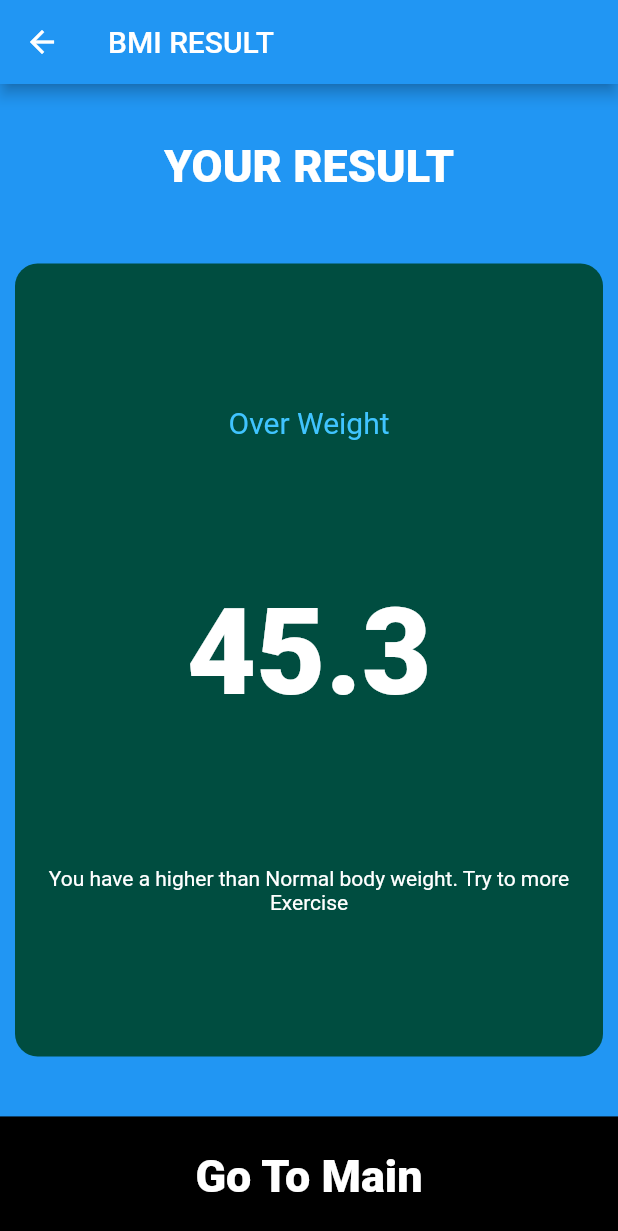
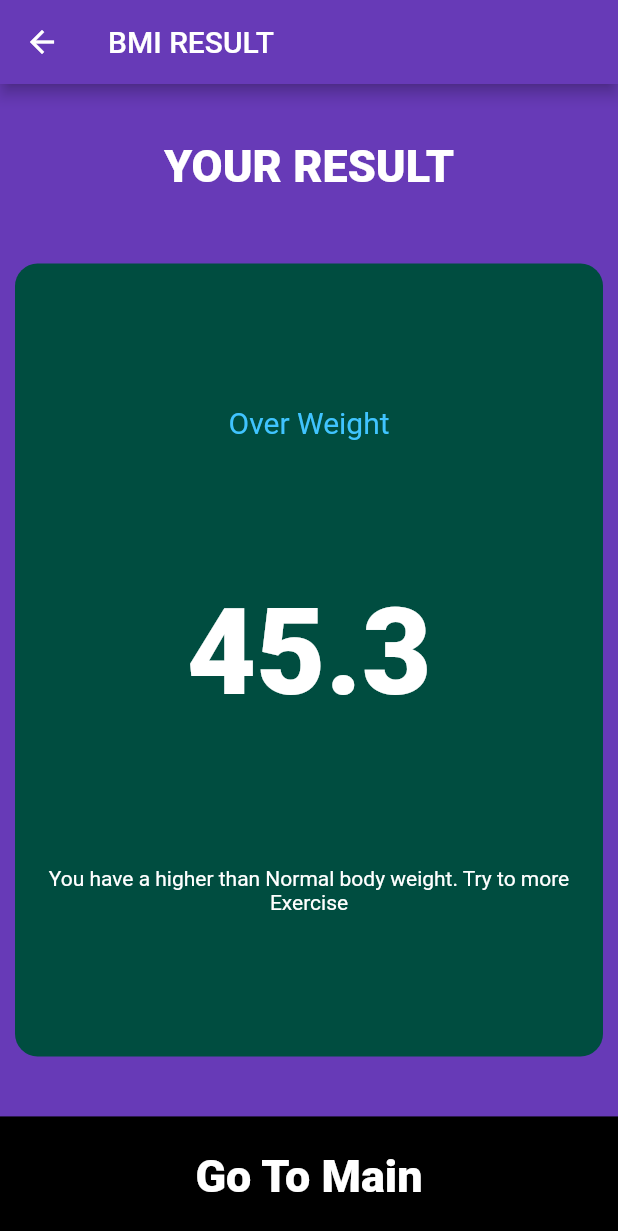
Before and after one commit to madiharafiq/MY-New-BMI-Calculator, a Flutter app: the screen it shows after launch, after a tap on "Calculate", on a phone screen of 412 x 824 dp. Shown: the top 1231 px of the screen. Run offline on Flutter 3.47's test engine with Material 2 defaults, Android fonts, the phone set to English and light mode, and no system bars; our stand-ins replace flutter_spinkit, font_awesome_flutter.

Commit message:
Make Attactive

```diff
--- a/lib/Input_Page.dart
+++ b/lib/Input_Page.dart
@@ -259,7 +259,7 @@ class RoundIcon extends StatelessWidget {
       elevation: 6,
       constraints: BoxConstraints.tightFor(height: 50.0, width: 50.0),
       shape: CircleBorder(),
-      fillColor: Colors.orange,
+      fillColor: Colors.black,
     );
   }
 }
--- a/lib/MainPage.dart
+++ b/lib/MainPage.dart
@@ -11,8 +11,8 @@ class BmiCalculatur extends StatelessWidget {
     return MaterialApp(
       home: InputPage(),
       theme: ThemeData.dark().copyWith(
-        primaryColor: Colors.blue,
-        scaffoldBackgroundColor: Colors.blue,
+        primaryColor: Colors.deepPurple,
+        scaffoldBackgroundColor: Colors.deepPurple,
       ),
     );
   }
--- a/lib/main.dart
+++ b/lib/main.dart
@@ -34,7 +34,7 @@ class _MySplashScreenState extends State<MySplashScreen> {
   @override
   Widget build(BuildContext context) {
     return Scaffold(
-      backgroundColor: Colors.blue,
+      backgroundColor: Colors.deepPurple,
       body: Column(
         mainAxisAlignment: MainAxisAlignment.center,
         crossAxisAlignment: CrossAxisAlignment.center,
```
